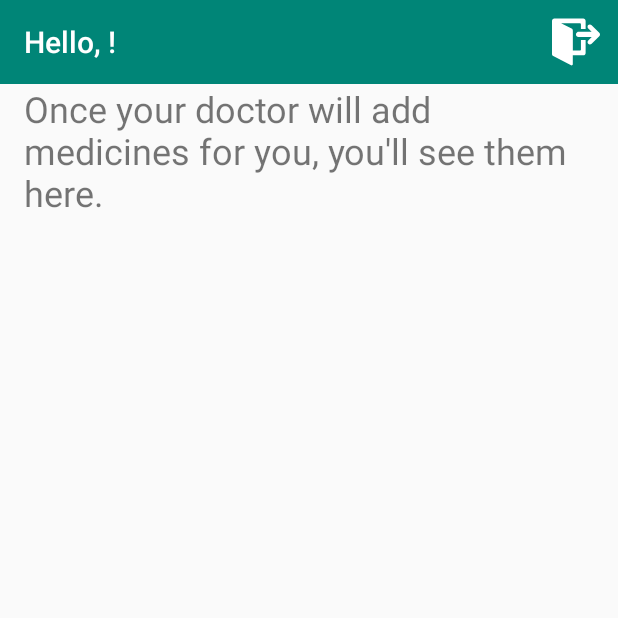
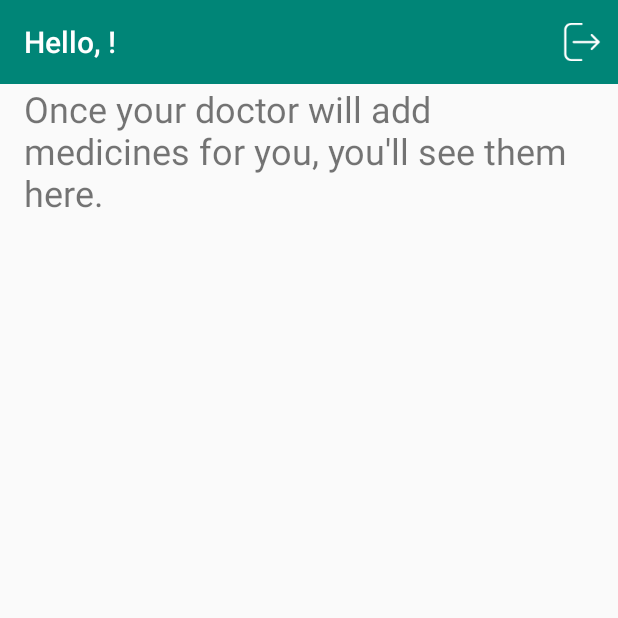
Before and after one commit to lorexsan/MyMedicine, an Android app: the ElderlyHomepageActivity screen opened directly, with no data from a screen before it, on a phone screen of 412 x 824 dp, the top half of it. Run offline under Robolectric (Android 15) with nearby library versions, the phone set to English and light mode, and no system bars; our stand-ins replace Firebase (no records; nobody signed in at launch, a user with empty details on screens opened directly).

Commit message:
logout icon

```diff
--- a/app/src/main/java/com/example/mymedicine/ElderlyHomepageActivity.java
+++ b/app/src/main/java/com/example/mymedicine/ElderlyHomepageActivity.java
@@ -76,6 +76,12 @@ public class ElderlyHomepageActivity extends AppCompatActivity implements Toolba
         return true;
     }
 
+    @Override
+    public void onBackPressed() {
+        super.onBackPressed();
+        finishAffinity(); // or finish();
+    }
+
     private void showMedications() {
         final DatabaseReference mDatabase =  FirebaseDatabase.getInstance().getReference();
         mDatabase.addListenerForSingleValueEvent(new ValueEventListener() {
--- a/app/src/main/res/drawable/ic_logout.xml
+++ b/app/src/main/res/drawable/ic_logout.xml
@@ -1,14 +1,14 @@
 <?xml version="1.0" encoding="utf-8"?>
 <vector xmlns:android="http://schemas.android.com/apk/res/android"
-    android:width="122.775dp"
-    android:height="122.776dp"
-    android:viewportWidth="122.775"
-    android:viewportHeight="122.776">
+    android:width="471.2dp"
+    android:height="471.2dp"
+    android:viewportWidth="471.2"
+    android:viewportHeight="471.2">
 
     <path
         android:fillColor="#ffffff"
-        android:pathData="M86,28.074v-20.7c0-3.3-2.699-6-6-6H6c-3.3,0-6,2.7-6,6v3.9v78.2v2.701c0,2.199,1.3,4.299,3.2,5.299l45.6,23.601 c2,1,4.4-0.399,4.4-2.7v-23H80c3.301,0,6-2.699,6-6v-32.8H74v23.8c0,1.7-1.3,3-3,3H53.3v-30.8v-19.5v-0.6c0-2.2-1.3-4.3-3.2-5.3 l-26.9-13.8H71c1.7,0,3,1.3,3,3v11.8h12V28.074z" />
+        android:pathData="M227.619,444.2h-122.9c-33.4,0-60.5-27.2-60.5-60.5V87.5c0-33.4,27.2-60.5,60.5-60.5h124.9c7.5,0,13.5-6,13.5-13.5 s-6-13.5-13.5-13.5h-124.9c-48.3,0-87.5,39.3-87.5,87.5v296.2c0,48.3,39.3,87.5,87.5,87.5h122.9c7.5,0,13.5-6,13.5-13.5 S235.019,444.2,227.619,444.2z" />
     <path
         android:fillColor="#ffffff"
-        android:pathData="M101.4,18.273l19.5,19.5c2.5,2.5,2.5,6.2,0,8.7l-19.5,19.5c-2.5,2.5-6.301,2.601-8.801,0.101 c-2.399-2.399-2.1-6.4,0.201-8.8l8.799-8.7H67.5c-1.699,0-3.4-0.7-4.5-2c-2.8-3-2.1-8.3,1.5-10.3c0.9-0.5,2-0.8,3-0.8h34.1 c0,0-8.699-8.7-8.799-8.7c-2.301-2.3-2.601-6.4-0.201-8.7C95,15.674,98.9,15.773,101.4,18.273z" />
+        android:pathData="M450.019,226.1l-85.8-85.8c-5.3-5.3-13.8-5.3-19.1,0c-5.3,5.3-5.3,13.8,0,19.1l62.8,62.8h-273.9c-7.5,0-13.5,6-13.5,13.5 s6,13.5,13.5,13.5h273.9l-62.8,62.8c-5.3,5.3-5.3,13.8,0,19.1c2.6,2.6,6.1,4,9.5,4s6.9-1.3,9.5-4l85.8-85.8 C455.319,239.9,455.319,231.3,450.019,226.1z" />
 </vector>
--- a/app/src/main/res/values/styles.xml
+++ b/app/src/main/res/values/styles.xml
@@ -6,6 +6,8 @@
         <item name="colorPrimary">@color/colorPrimary</item>
         <item name="colorPrimaryDark">@color/colorPrimaryDark</item>
         <item name="colorAccent">@color/colorAccent</item>
+        <!-- Toolbar -->
+        <item name="android:actionButtonStyle">@style/MyActionButtonStyle</item>
     </style>
 
     <style name="AppTheme.NoActionBar">
@@ -13,6 +15,11 @@
         <item name="windowNoTitle">true</item>
     </style>
 
+    <style name="MyActionButtonStyle" parent="Theme.AppCompat.Light.DarkActionBar">
+        <item name="android:scaleX">0.8</item>
+        <item name="android:scaleY">0.8</item>
+    </style>
+
     <style name="AppTheme.AppBarOverlay" parent="ThemeOverlay.AppCompat.Dark.ActionBar" />
 
     <style name="AppTheme.PopupOverlay" parent="ThemeOverlay.AppCompat.Light" />
```
